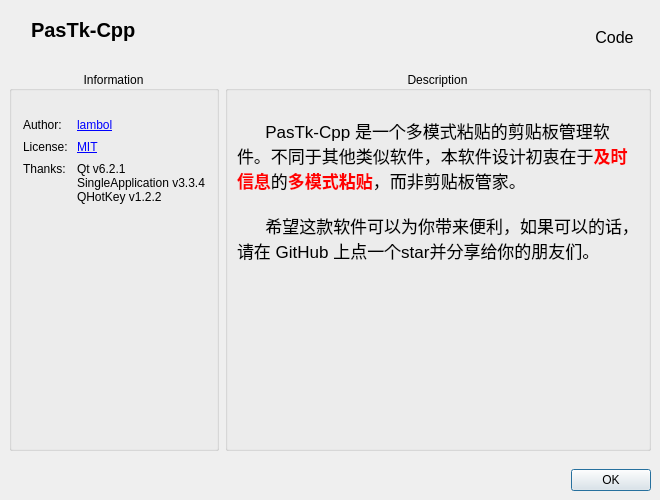
Qt form src/ui/aboutpastkcpp.ui (LambolAlee/PasTk-Cpp) before a commit.
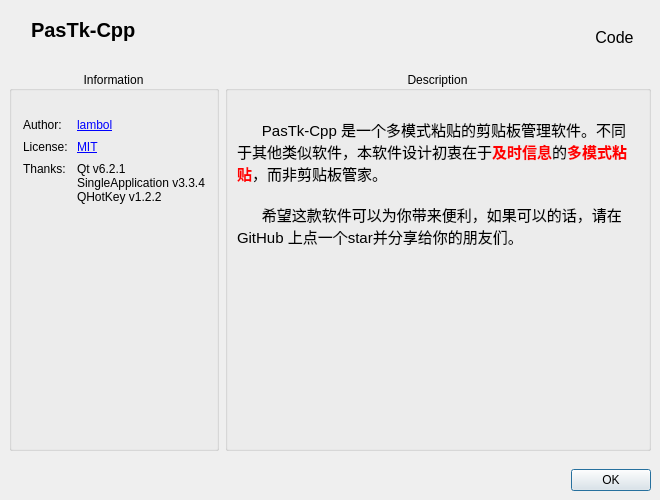
The same form after that commit. Icons and pictures are not drawn.

```diff
--- a/src/ui/aboutpastkcpp.ui
+++ b/src/ui/aboutpastkcpp.ui
@@ -273,10 +273,10 @@
 hr { height: 1px; border-width: 0; }
 li.unchecked::marker { content: &quot;\2610&quot;; }
 li.checked::marker { content: &quot;\2612&quot;; }
-&lt;/style&gt;&lt;/head&gt;&lt;body style=&quot; font-family:'.AppleSystemUIFont'; font-size:13pt; font-weight:400; font-style:normal;&quot;&gt;
-&lt;p style=&quot; margin-top:0px; margin-bottom:0px; margin-left:0px; margin-right:0px; -qt-block-indent:0; text-indent:0px;&quot;&gt;&lt;span style=&quot; font-family:'Microsoft YaHei UI';&quot;&gt;      PasTk-Cpp 是一个多模式粘贴的剪贴板管理软件。不同于其他类似软件，本软件设计初衷在于&lt;/span&gt;&lt;span style=&quot; font-family:'Microsoft YaHei UI'; font-weight:700; color:#ff0000;&quot;&gt;及时信息&lt;/span&gt;&lt;span style=&quot; font-family:'Microsoft YaHei UI';&quot;&gt;的&lt;/span&gt;&lt;span style=&quot; font-family:'Microsoft YaHei UI'; font-weight:700; color:#ff0000;&quot;&gt;多模式粘贴&lt;/span&gt;&lt;span style=&quot; font-family:'Microsoft YaHei UI';&quot;&gt;，而非剪贴板管家。&lt;/span&gt;&lt;/p&gt;
-&lt;p style=&quot; margin-top:0px; margin-bottom:0px; margin-left:0px; margin-right:0px; -qt-block-indent:0; text-indent:0px;&quot;&gt;&lt;span style=&quot; font-family:'Microsoft YaHei UI';&quot;&gt; &lt;/span&gt;&lt;/p&gt;
-&lt;p style=&quot; margin-top:0px; margin-bottom:0px; margin-left:0px; margin-right:0px; -qt-block-indent:0; text-indent:0px;&quot;&gt;&lt;span style=&quot; font-family:'Microsoft YaHei UI';&quot;&gt;      希望这款软件可以为你带来便利，如果可以的话，请在 GitHub 上点一个star并分享给你的朋友们。&lt;/span&gt;&lt;/p&gt;&lt;/body&gt;&lt;/html&gt;</string>
+&lt;/style&gt;&lt;/head&gt;&lt;body style=&quot; font-family:'Microsoft YaHei UI'; font-size:9pt; font-weight:400; font-style:normal;&quot;&gt;
+&lt;p style=&quot; margin-top:0px; margin-bottom:0px; margin-left:0px; margin-right:0px; -qt-block-indent:0; text-indent:0px;&quot;&gt;&lt;span style=&quot; font-size:11pt;&quot;&gt;      PasTk-Cpp 是一个多模式粘贴的剪贴板管理软件。不同于其他类似软件，本软件设计初衷在于&lt;/span&gt;&lt;span style=&quot; font-size:11pt; font-weight:700; color:#ff0000;&quot;&gt;及时信息&lt;/span&gt;&lt;span style=&quot; font-size:11pt;&quot;&gt;的&lt;/span&gt;&lt;span style=&quot; font-size:11pt; font-weight:700; color:#ff0000;&quot;&gt;多模式粘贴&lt;/span&gt;&lt;span style=&quot; font-size:11pt;&quot;&gt;，而非剪贴板管家。&lt;/span&gt;&lt;/p&gt;
+&lt;p style=&quot; margin-top:0px; margin-bottom:0px; margin-left:0px; margin-right:0px; -qt-block-indent:0; text-indent:0px;&quot;&gt;&lt;span style=&quot; font-size:11pt;&quot;&gt; &lt;/span&gt;&lt;/p&gt;
+&lt;p style=&quot; margin-top:0px; margin-bottom:0px; margin-left:0px; margin-right:0px; -qt-block-indent:0; text-indent:0px;&quot;&gt;&lt;span style=&quot; font-size:11pt;&quot;&gt;      希望这款软件可以为你带来便利，如果可以的话，请在 GitHub 上点一个star并分享给你的朋友们。&lt;/span&gt;&lt;/p&gt;&lt;/body&gt;&lt;/html&gt;</string>
               </property>
               <property name="alignment">
                <set>Qt::AlignLeading|Qt::AlignLeft|Qt::AlignTop</set>
```
Left out of the diff: 2 changed lines with no effect on the pictures.
